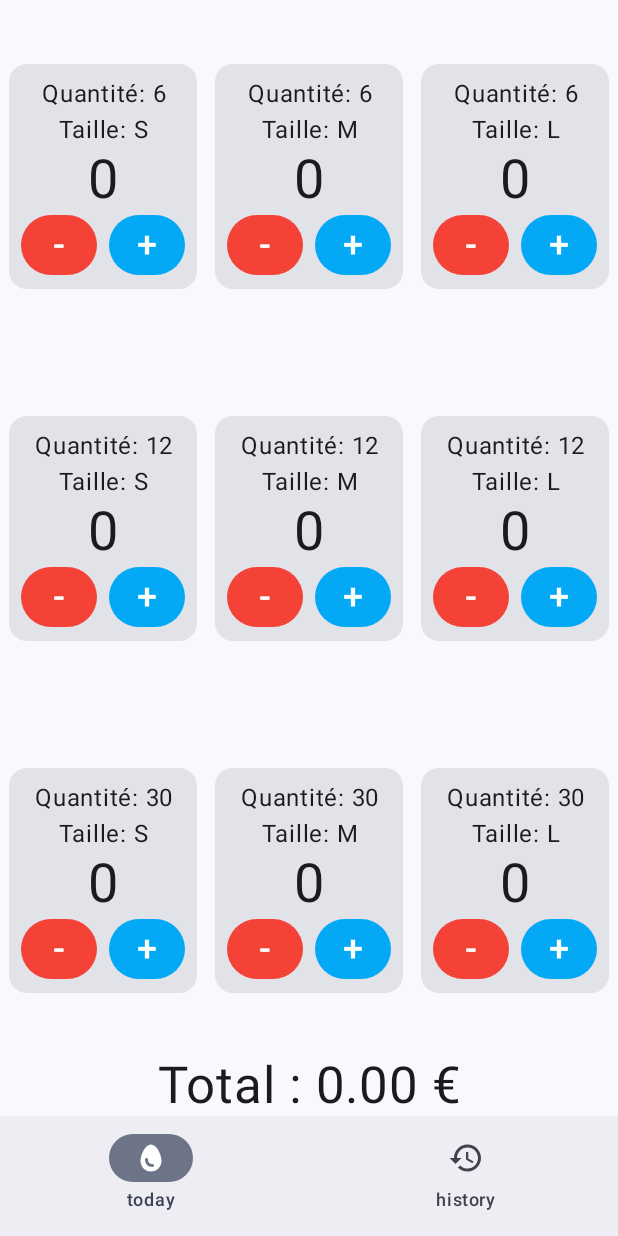
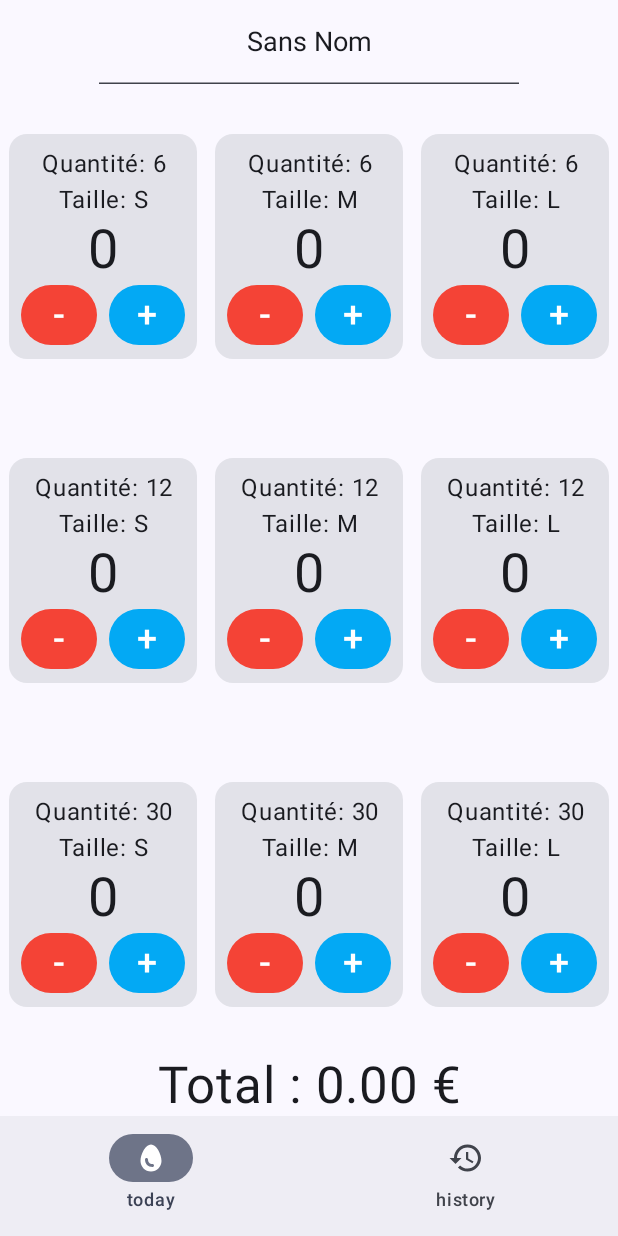
Before and after one commit to orkeilius/Egg-counter, an Android app built with Jetpack Compose: the screen it shows after launch (MainActivity), on a phone screen of 412 x 824 dp. Run offline under Robolectric (Android 15) with nearby library versions, the phone set to English and light mode, and no system bars.

Commit message:
add name support

```diff
--- a/app/src/main/java/com/lesfeesdesoeufsbio/eggcounter/model/DaySale.kt
+++ b/app/src/main/java/com/lesfeesdesoeufsbio/eggcounter/model/DaySale.kt
@@ -6,9 +6,9 @@ import kotlinx.serialization.Serializable
 
 @Serializable
 data class DaySale(
-
     val date: LocalDate = TimeHelper.getCurrentLocalDateTime().date,
-    val sales: MutableList<EggSale> = arrayListOf()
+    val sales: MutableList<EggSale> = arrayListOf(),
+    val name: String = "Sans Nom"
 ) {
 
 
@@ -25,7 +25,7 @@ data class DaySale(
     }
 
     fun getTotalForType(eggNumber: EggNumber, eggSize: EggSize): Float {
-        val price = EggSale(eggNumber,eggSize).getPrice()
+        val price = EggSale(eggNumber, eggSize).getPrice()
         val eggSaleNb =  getNumberSaleForType(eggNumber,eggSize)
         return price * eggSaleNb
     }
--- a/app/src/main/java/com/lesfeesdesoeufsbio/eggcounter/view/MainView.kt
+++ b/app/src/main/java/com/lesfeesdesoeufsbio/eggcounter/view/MainView.kt
@@ -1,5 +1,6 @@
 package com.lesfeesdesoeufsbio.eggcounter.view
 
+import androidx.compose.foundation.focusable
 import androidx.compose.foundation.layout.Arrangement
 import androidx.compose.foundation.layout.Column
 import androidx.compose.foundation.layout.Row
@@ -7,12 +8,23 @@ import androidx.compose.foundation.layout.fillMaxSize
 import androidx.compose.foundation.layout.fillMaxWidth
 import androidx.compose.foundation.layout.padding
 import androidx.compose.foundation.layout.wrapContentHeight
+import androidx.compose.foundation.text.KeyboardActions
+import androidx.compose.foundation.text.KeyboardOptions
 import androidx.compose.material3.Text
+import androidx.compose.material3.TextField
+import androidx.compose.material3.TextFieldDefaults
 import androidx.compose.runtime.Composable
 import androidx.compose.runtime.collectAsState
 import androidx.compose.runtime.getValue
 import androidx.compose.ui.Alignment
 import androidx.compose.ui.Modifier
+import androidx.compose.ui.focus.FocusRequester
+import androidx.compose.ui.focus.focusRequester
+import androidx.compose.ui.focus.onFocusChanged
+import androidx.compose.ui.graphics.Color
+import androidx.compose.ui.platform.LocalFocusManager
+import androidx.compose.ui.text.TextStyle
+import androidx.compose.ui.text.input.ImeAction
 import androidx.compose.ui.text.style.TextAlign
 import androidx.compose.ui.unit.dp
 import androidx.compose.ui.unit.sp
@@ -25,11 +37,33 @@ import com.lesfeesdesoeufsbio.eggcounter.viewModel.MainViewModel
 @Composable
 fun MainView(modifier: Modifier = Modifier, mainViewModel: MainViewModel = viewModel()) {
     val daySale by mainViewModel.currentDaySale.collectAsState()
+    val focusManager = LocalFocusManager.current
+
     Column(
         modifier = modifier
             .fillMaxSize(),
         verticalArrangement = Arrangement.Center,
+        horizontalAlignment = Alignment.CenterHorizontally
     ) {
+        TextField(
+            value = daySale.name,
+            keyboardOptions = KeyboardOptions(imeAction = ImeAction.Done),
+            keyboardActions = KeyboardActions(onDone = {
+                focusManager.clearFocus()
+            }),
+            onValueChange = {text->mainViewModel.setName(text)},
+            colors = TextFieldDefaults.colors(
+                unfocusedContainerColor = Color.Transparent
+            ),
+
+            textStyle = TextStyle(
+                textAlign = TextAlign.Center,
+                fontSize = 18.sp
+
+            ),
+            singleLine = true,
+
+        )
         for (quantity in EggNumber.entries) {
             Row(
                 modifier = Modifier
@@ -43,6 +77,7 @@ fun MainView(modifier: Modifier = Modifier, mainViewModel: MainViewModel = viewM
                         Modifier
                             .weight(0.25f)
                             .padding(6.dp)
+                            .focusable().focusRequester(FocusRequester.Default).onFocusChanged {}
                     )
                 }
             }
```
Also changed, not shown: app/src/main/java/com/lesfeesdesoeufsbio/eggcounter/view/item/historyItem.kt (+6 -4 lines), app/src/main/java/com/lesfeesdesoeufsbio/eggcounter/viewModel/MainViewModel.kt (+6 -1 lines).
